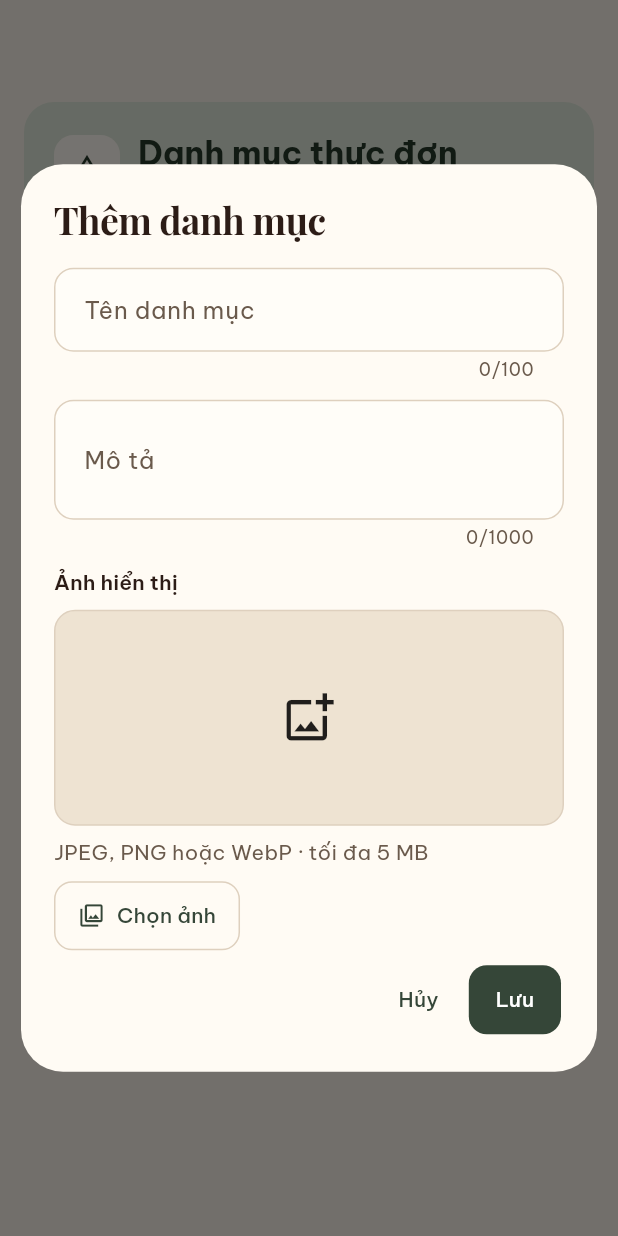
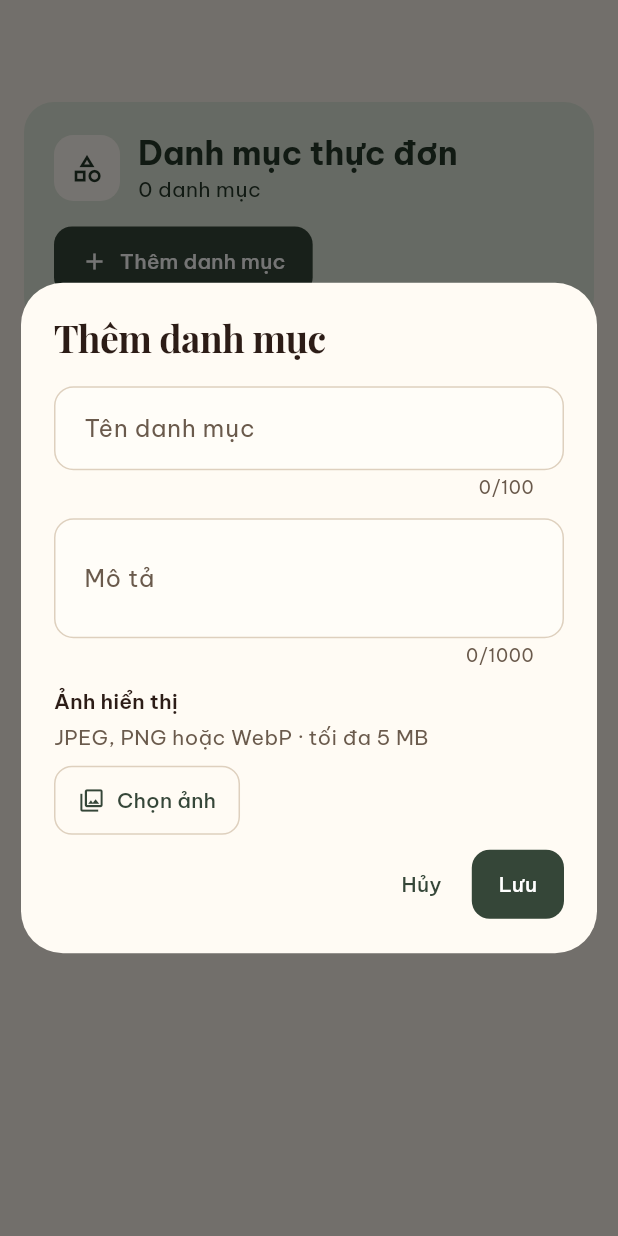
Before and after one commit to tienpp1/caffeeapp, a Flutter app: the _CategoryList screen opened directly with empty values, after a tap on "Thêm danh mục", on a phone screen of 412 x 824 dp. Run offline on Flutter 3.47's test engine with Material 3 defaults, Android fonts, the phone set to English and light mode, and no system bars; our stand-ins replace flutter_secure_storage, image_picker, sqflite, sqflite_common_ffi; missing offline and left inert: cryptography, dart:ffi, flutter_secure_storage_platform_interface, win32; accounts and stored records are empty; statements that could not run were skipped; project files that could hold a hidden picture were left out.

Commit message:
Fix admin product filtering, pagination and save feedback

```diff
--- a/cafe_order_app/lib/admin_catalog_widgets.dart
+++ b/cafe_order_app/lib/admin_catalog_widgets.dart
@@ -367,7 +367,12 @@ class _CatalogEditorState extends State<CatalogEditor> {
   }
 
   Future<void> _save() async {
-    if (_busy || !_form.currentState!.validate()) return;
+    if (_busy) return;
+    FocusScope.of(context).unfocus();
+    if (!_form.currentState!.validate()) {
+      setState(() => _error = 'Kiểm tra các ô được đánh dấu trước khi lưu.');
+      return;
+    }
     if (widget.requireImage && _selectedImage == null) {
       setState(() => _error = 'Vui lòng chọn ảnh món trước khi lưu.');
       return;
@@ -398,10 +403,7 @@ class _CatalogEditorState extends State<CatalogEditor> {
     if (image != null) {
       return Image.memory(image, fit: BoxFit.contain, cacheWidth: 640);
     }
-    if (_hasStoredImage && !_removeImage) {
     return ProductImage(asset: widget.asset, imageId: widget.imageId);
-    }
-    return const Icon(Icons.add_photo_alternate_outlined, size: 36);
   }
 
   @override
@@ -414,6 +416,7 @@ class _CatalogEditorState extends State<CatalogEditor> {
         insetPadding: const EdgeInsets.symmetric(horizontal: 14, vertical: 24),
         titlePadding: const EdgeInsets.fromLTRB(22, 22, 22, 0),
         contentPadding: const EdgeInsets.fromLTRB(22, 18, 22, 8),
+        actionsPadding: const EdgeInsets.fromLTRB(22, 0, 22, 22),
         title: Text(widget.title),
         content: SizedBox(
           width: 420,
@@ -428,23 +431,11 @@ class _CatalogEditorState extends State<CatalogEditor> {
                   const SizedBox(height: 12),
                 ],
                 Text(
-                  'Ảnh hiển thị',
+                  widget.requireImage ? 'Ảnh món (bắt buộc)' : 'Ảnh hiển thị',
                   style: Theme.of(context).textTheme.titleSmall,
                 ),
-                const SizedBox(height: 8),
-                DecoratedBox(
-                  decoration: BoxDecoration(
-                    color: colors.surfaceContainerHigh,
-                    borderRadius: BorderRadius.circular(14),
-                    border: Border.all(color: colors.outlineVariant),
-                  ),
-                  child: ClipRRect(
-                    borderRadius: BorderRadius.circular(14),
-                    child: SizedBox(height: 144, child: _preview()),
-                  ),
-                ),
                 Padding(
-                  padding: const EdgeInsets.symmetric(vertical: 8),
+                  padding: const EdgeInsets.only(top: 4, bottom: 8),
                   child: Text(
                     'JPEG, PNG hoặc WebP · tối đa 5 MB',
                     style: TextStyle(color: colors.onSurfaceVariant),
@@ -477,9 +468,37 @@ class _CatalogEditorState extends State<CatalogEditor> {
                       ),
                   ],
                 ),
+                if (_selectedImage != null ||
+                    (_hasStoredImage && !_removeImage)) ...[
+                  const SizedBox(height: 8),
+                  DecoratedBox(
+                    decoration: BoxDecoration(
+                      color: colors.surfaceContainerHigh,
+                      borderRadius: BorderRadius.circular(14),
+                      border: Border.all(color: colors.outlineVariant),
+                    ),
+                    child: ClipRRect(
+                      borderRadius: BorderRadius.circular(14),
+                      child: SizedBox(height: 144, child: _preview()),
+                    ),
+                  ),
+                ],
+              ],
+            ),
+          ),
+        ),
+        actions: [
+          SizedBox(
+            width: 420,
+            child: Column(
+              mainAxisSize: MainAxisSize.min,
+              crossAxisAlignment: CrossAxisAlignment.stretch,
+              children: [
                 if (_error case final message?)
-                  Container(
-                    margin: const EdgeInsets.only(top: 10),
+                  Semantics(
+                    liveRegion: true,
+                    child: Container(
+                      margin: const EdgeInsets.only(bottom: 8),
                       padding: const EdgeInsets.all(12),
                       decoration: BoxDecoration(
                         color: colors.errorContainer,
@@ -490,13 +509,16 @@ class _CatalogEditorState extends State<CatalogEditor> {
                         style: TextStyle(color: colors.onErrorContainer),
                       ),
                     ),
-              ],
                   ),
-          ),
-        ),
-        actions: [
+                OverflowBar(
+                  alignment: MainAxisAlignment.end,
+                  overflowAlignment: OverflowBarAlignment.end,
+                  spacing: 8,
+                  children: [
                     TextButton(
-            onPressed: _busy ? null : () => Navigator.pop(context, false),
+                      onPressed: _busy
+                          ? null
+                          : () => Navigator.pop(context, false),
                       child: const Text('Hủy'),
                     ),
                     FilledButton(
@@ -505,6 +527,11 @@ class _CatalogEditorState extends State<CatalogEditor> {
                     ),
                   ],
                 ),
+              ],
+            ),
+          ),
+        ],
+      ),
     );
   }
 }
```
Also changed, not shown: cafe_order_app/lib/product_admin_page.dart (+25 -20 lines), 1 other file. Lines whose indentation alone changed are shown as unchanged.
